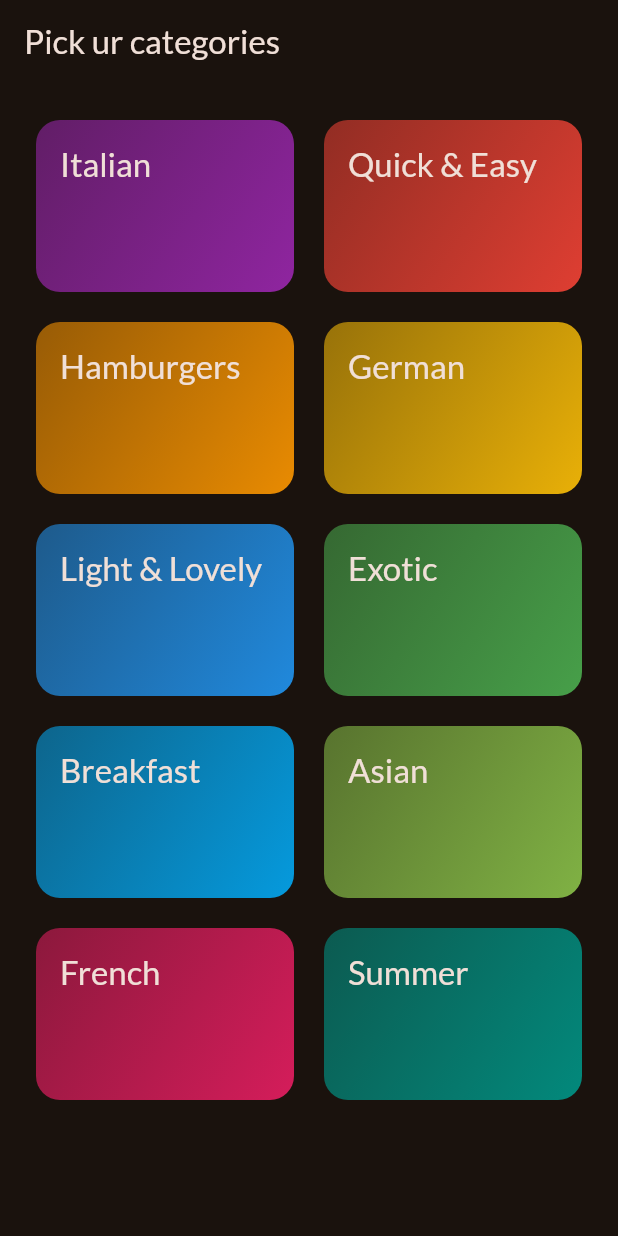
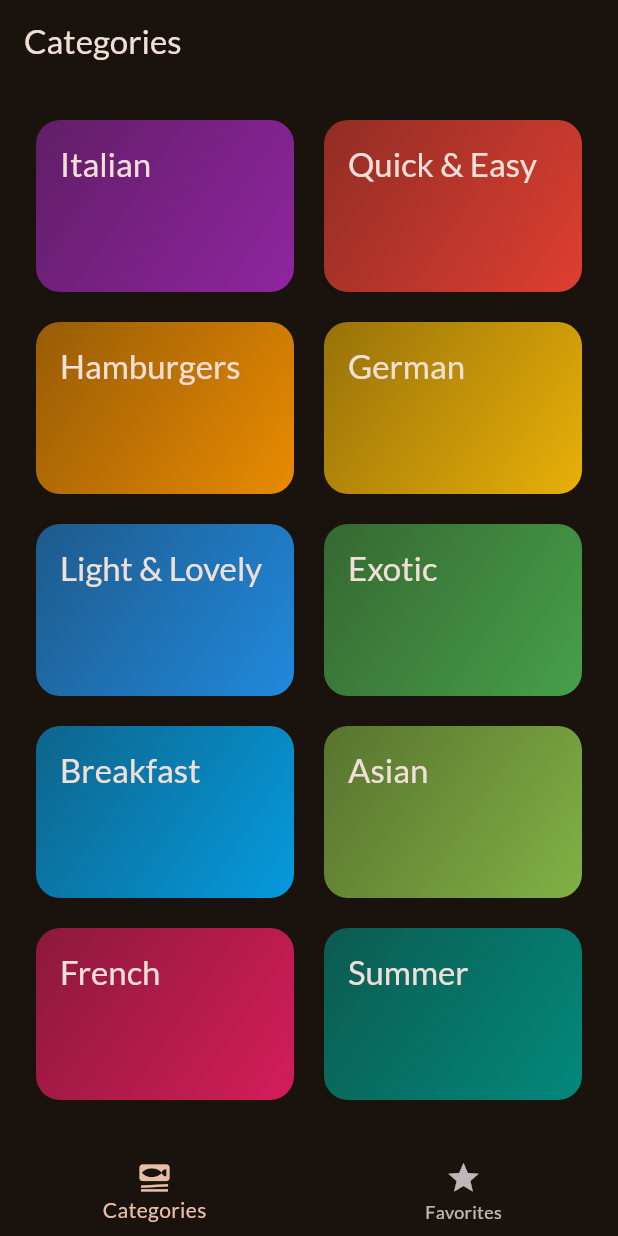
Before and after one commit to itsmartashub/flutter-04-mealapp, a Flutter app: the screen it shows after launch, on a phone screen of 412 x 824 dp. Run offline on Flutter 3.47's test engine with Material 2 defaults, Android fonts, the phone set to English and light mode, and no system bars; our stand-ins replace google_fonts, transparent_image.

Commit message:
08-015 adding tab-based navigation - `bottomNavigationBar`

```diff
--- a/lib/main.dart
+++ b/lib/main.dart
@@ -1,6 +1,7 @@
 import 'package:flutter/material.dart';
 import 'package:google_fonts/google_fonts.dart';
-import 'package:meal_app/screens/categories.dart';
+// import 'package:meal_app/screens/categories.dart';
+import 'package:meal_app/screens/tabs.dart';
 // import 'package:meal_app/data/dummy_data.dart';
 // import 'package:meal_app/screens/meals.dart';
 
@@ -24,7 +25,7 @@ class App extends StatelessWidget {
   Widget build(BuildContext context) {
     return MaterialApp(
       theme: theme,
-      home: const CategoriesScreen(),
+      home: const TabsScreen(),
       // home: const MealsScreen(title: 'Some category', meals: dummyMeals),
     );
   }
--- a/lib/screens/categories.dart
+++ b/lib/screens/categories.dart
@@ -30,10 +30,13 @@ class CategoriesScreen extends StatelessWidget {
   @override
   Widget build(BuildContext context) {
     // u flutteru, kada kreiramo multi-screen app, da svaki screen koristi Scaffold widget jer je mozda AppBar drugaciji od screen-a do screen-a, drugaciji screen mzd ima drugaciji title ili btns u appbar
-    return Scaffold(
+
+    /* kad smo uveli tabs.dart, imamo prikazano vise appBar title-ova, jer screens koje koristimo, svaki od njih ima appBAr title. Za categories.dart je lako, samo cemo tamo ukloniti Scaffold sa appBar i body (ostavljamo body content tj GridView tho) */
+/* return  Scaffold(
     appBar: AppBar(title: const Text('Pick ur categories')),
     // body ja main page content
-        body: GridView(
+    body: GridView( */
+    return GridView(
       padding: const EdgeInsets.all(24),
       // da kazemo koliko kolona treba da bude. crossAxisCount je s leva u desno, dakle horizontalno imam dve kolone. childAspectRatio sto se odnosi na velicinu grid itema
       gridDelegate: const SliverGridDelegateWithFixedCrossAxisCount(
@@ -52,6 +55,7 @@ class CategoriesScreen extends StatelessWidget {
             },
           ),
       ],
-        ));
+    );
+    // );
   }
 }
--- /dev/null
+++ b/lib/screens/tabs.dart
@@ -0,0 +1,62 @@
+import 'package:flutter/material.dart';
+
+import 'package:meal_app/screens/categories.dart';
+import 'package:meal_app/screens/meals.dart';
+
+// sad pvde koristimo StatefulWidget jer cemo ovde menjati neki state u zavisnosti koji je tab kliknut cemo prikazivati neki view
+class TabsScreen extends StatefulWidget {
+  const TabsScreen({super.key});
+
+  @override
+  State<TabsScreen> createState() {
+    return _TabsScreenState();
+  }
+}
+
+class _TabsScreenState extends State<TabsScreen> {
+  int _selectedPageIndex = 0;
+
+  void _selectPage(int index) {
+    setState(() {
+      _selectedPageIndex = index;
+    });
+  }
+
+  @override
+  Widget build(BuildContext context) {
+    Widget activePage = const CategoriesScreen();
+    var activePageTitle = 'Categories';
+
+    if (_selectedPageIndex == 1) {
+      activePage = const MealsScreen(meals: []);
+      activePageTitle = 'Your Favorites';
+    }
+
+    // appBar title i body sadrzaj ce biti dinamicki u zavisnosti koji je tab aktivan, ofc
+    return Scaffold(
+      /*  ali sad postoji problem, imamo prikazano vise appBar title-ova, jer screens koje koristimo, svaki od njih ima appBAr title. Za categories.dart je lako, samo cemo tamo ukloniti Scaffold sa appBar i body (ostavljamo body content tho)
+      Za meals.dart je teze jer ne mozemo samo da ukonimo Scaffold jer se ono koristi i u categories.dart, a tamo nam je potreban Scaffold jer tamo nemamo bottom. ZAto cemo KONDICIONALNO koristiti taj Scaffold, i stavicemo da je title u meals.dart optiona sa String? */
+      appBar: AppBar(
+        title: Text(activePageTitle),
+      ),
+      body: activePage,
+      //? bottomNavigationBar
+      bottomNavigationBar: BottomNavigationBar(
+        /*
+        index tab-a koji ce biti tapnut, items je lista tabova.
+        BottomNavigationBarItem je flutter built-in klasa.
+        Kada god selektujemo/tapnemo neki od tabovam truggerujemo _selectPage f-ju i apdejtujemo _selectedPageIndex
+
+        ? currentIndex: _selectedPageIndex highlightuje tapnut tab */
+        // onTap: (index) {},
+        onTap: _selectPage,
+        currentIndex: _selectedPageIndex,
+        items: const [
+          BottomNavigationBarItem(
+              icon: Icon(Icons.set_meal), label: 'Categories'),
+          BottomNavigationBarItem(icon: Icon(Icons.star), label: 'Favorites'),
+        ],
+      ),
+    );
+  }
+}
```
Also changed, not shown: lib/screens/meals.dart (+15 -3 lines). Lines whose indentation alone changed are shown as unchanged.
